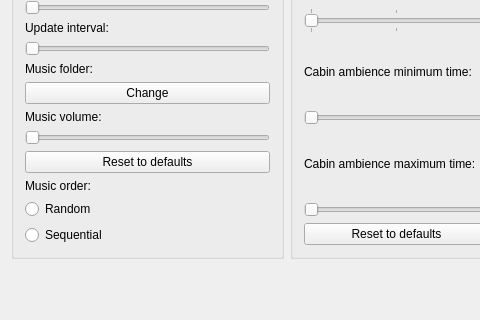
Qt form src/mainwindow.ui (MatiasSaibene/XRSound-GUI_Linux) before a commit; both pictures show x 0 to 480 and y 334 to 654 of the 733 by 654 pixel window.
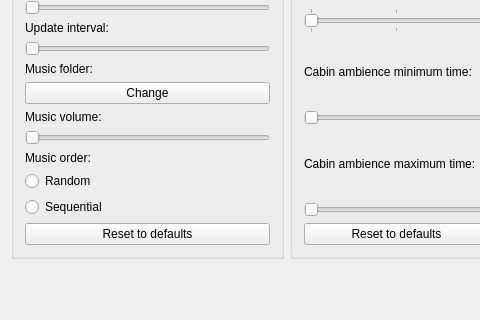
The same form after that commit. Icons and pictures are not drawn.

```diff
--- a/src/mainwindow.ui
+++ b/src/mainwindow.ui
@@ -161,13 +161,6 @@
              </property>
             </widget>
            </item>
-           <item>
-            <widget class="QPushButton" name="resetSysButton">
-             <property name="text">
-              <string>Reset to defaults</string>
-             </property>
-            </widget>
-           </item>
            <item>
             <widget class="QLabel" name="musicOrderLabel">
              <property name="text">
@@ -189,6 +182,13 @@
              </property>
             </widget>
            </item>
+           <item>
+            <widget class="QPushButton" name="resetSysButton">
+             <property name="text">
+              <string>Reset to defaults</string>
+             </property>
+            </widget>
+           </item>
           </layout>
          </widget>
         </item>
```
